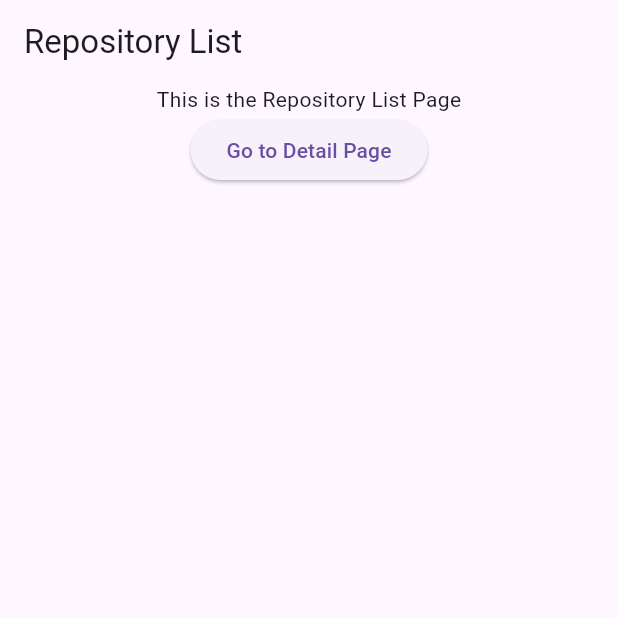
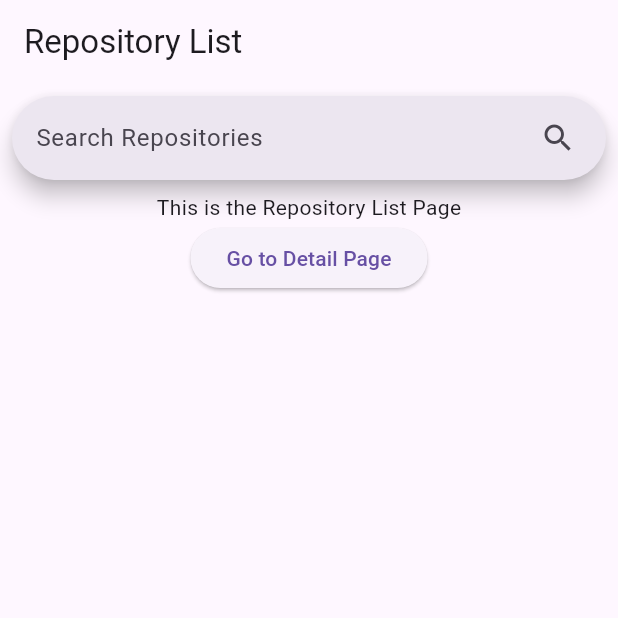
Before and after one commit to KTF01/ff_task, a Flutter app: the screen it shows after launch, on a phone screen of 412 x 824 dp, the top half of it. Run offline on Flutter 3.47's test engine with Material 3 defaults, Android fonts, the phone set to English and light mode, and no system bars; our stand-ins replace go_router.

Commit message:
add search bar

```diff
--- a/lib/features/repository_list/presentation/pages/repository_list_page.dart
+++ b/lib/features/repository_list/presentation/pages/repository_list_page.dart
@@ -11,9 +11,30 @@ class RepositoryListPage extends StatelessWidget {
   Widget build(BuildContext context) {
     return Scaffold(
       appBar: AppBar(title: const Text('Repository List')),
-      body: Center(
+      body: Column(
+        children: [
+          Padding(
+            padding: const EdgeInsets.all(8.0),
             child: Column(
               children: [
+                SearchBar(
+                  onTapOutside: (event) => FocusScope.of(context).unfocus(),
+                  hintText: "Search Repositories",
+                  onChanged: (value) {
+                    // Implement search logic here
+                  },
+                  trailing: [
+                    IconButton(
+                      icon: const Icon(Icons.search),
+                      onPressed: () {
+                        // Implement clear logic here
+                      },
+                    ),
+                  ],
+                ),
+              ],
+            ),
+          ),
           const Text('This is the Repository List Page'),
           ElevatedButton(
             onPressed: () {
@@ -23,7 +44,6 @@ class RepositoryListPage extends StatelessWidget {
           ),
         ],
       ),
-      ),
     );
   }
 }
```
Lines whose indentation alone changed are shown as unchanged.
